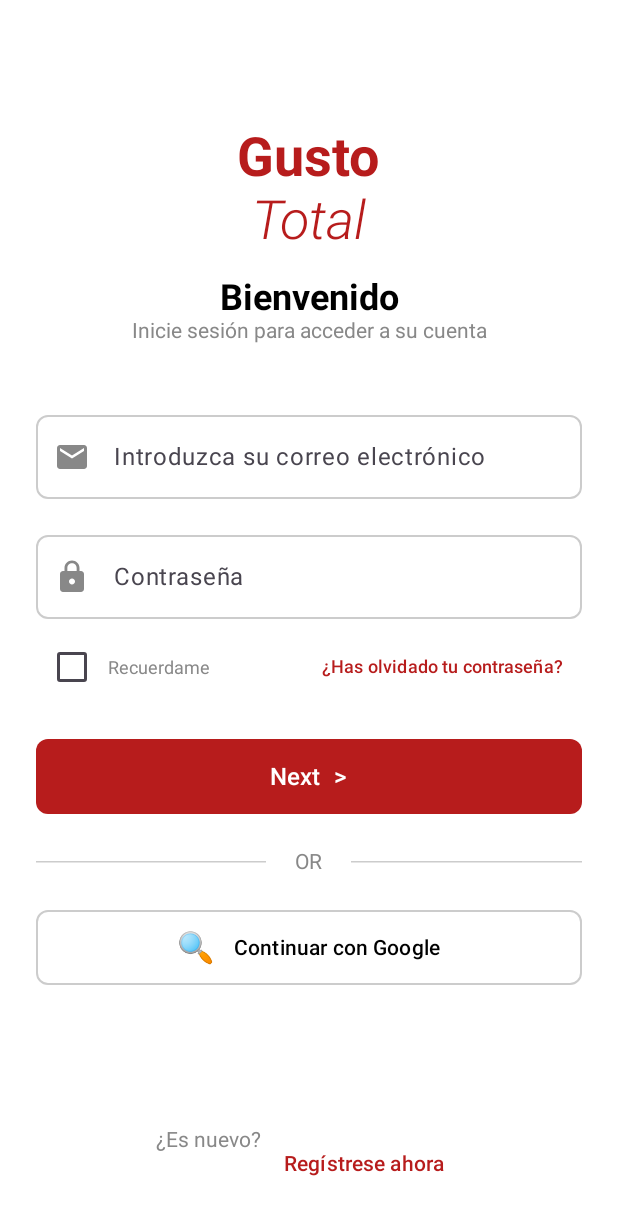
After one commit to DilanAlavi/Mobile-Restaurant-Project, an Android app built with Jetpack Compose: the LoginScreen screen opened through its navigation route, on a phone screen of 412 x 824 dp. The commit adds this screen. Shown: the top 1215 px of the screen. Run offline under Robolectric (Android 15) with nearby library versions, the phone set to English and light mode, and no system bars; our stand-ins replace Dagger/Hilt's generated code.

Commit message:
ui login

```diff
--- a/app/src/main/java/com/ucb/ucbtest/MainActivity.kt
+++ b/app/src/main/java/com/ucb/ucbtest/MainActivity.kt
@@ -5,7 +5,9 @@ import androidx.activity.ComponentActivity
 import androidx.activity.compose.setContent
 import androidx.activity.enableEdgeToEdge
 import androidx.compose.material3.Scaffold
+import androidx.compose.runtime.*
 import androidx.navigation.compose.rememberNavController
+import com.ucb.ucbtest.auth.AuthNavigation
 import com.ucb.ucbtest.bottomNav.BottomBar
 import com.ucb.ucbtest.navigation.AppNavigation
 import dagger.hilt.android.AndroidEntryPoint
@@ -17,13 +19,31 @@ class MainActivity : ComponentActivity() {
         super.onCreate(savedInstanceState)
         enableEdgeToEdge()
         setContent {
-            val navController = rememberNavController()
-
-            Scaffold(
-                bottomBar = { BottomBar(navController) }
-            ) { innerPadding ->
-                AppNavigation(navController, innerPadding)
-            }
+            MainApp()
         }
     }
 }
+
+@Composable
+fun MainApp() {
+    var isAuthenticated by remember { mutableStateOf(false) }
+    val authNavController = rememberNavController()
+    val mainNavController = rememberNavController()
+
+    if (!isAuthenticated) {
+        // Mostrar solo la navegación de autenticación (pantalla completa)
+        AuthNavigation(
+            navController = authNavController,
+            onAuthSuccess = {
+                isAuthenticated = true
+            }
+        )
+    } else {
+        // Mostrar la app principal con bottom navigation
+        Scaffold(
+            bottomBar = { BottomBar(mainNavController) }
+        ) { innerPadding ->
+            AppNavigation(mainNavController, innerPadding)
+        }
+    }
+}
--- /dev/null
+++ b/app/src/main/java/com/ucb/ucbtest/auth/AuthNavigation.kt
@@ -0,0 +1,28 @@
+package com.ucb.ucbtest.auth
+
+import androidx.compose.runtime.Composable
+import androidx.navigation.NavHostController
+import androidx.navigation.compose.NavHost
+import androidx.navigation.compose.composable
+
+@Composable
+fun AuthNavigation(
+    navController: NavHostController,
+    onAuthSuccess: () -> Unit
+) {
+    NavHost(
+        navController = navController,
+        startDestination = "splash_screen"
+    ) {
+        composable("splash_screen") {
+            SplashScreen(navController = navController)
+        }
+
+        composable("login_screen") {
+            LoginScreen(
+                navController = navController,
+                onLoginSuccess = onAuthSuccess
+            )
+        }
+    }
+}
--- /dev/null
+++ b/app/src/main/java/com/ucb/ucbtest/auth/LoginScreen.kt
@@ -0,0 +1,244 @@
+package com.ucb.ucbtest.auth
+
+import androidx.compose.foundation.background
+import androidx.compose.foundation.layout.*
+import androidx.compose.foundation.shape.RoundedCornerShape
+import androidx.compose.material.icons.Icons
+import androidx.compose.material.icons.filled.Email
+import androidx.compose.material.icons.filled.Lock
+import androidx.compose.material3.*
+import androidx.compose.runtime.*
+import androidx.compose.ui.Alignment
+import androidx.compose.ui.Modifier
+import androidx.compose.ui.graphics.Color
+import androidx.compose.ui.text.font.FontWeight
+import androidx.compose.ui.text.input.PasswordVisualTransformation
+import androidx.compose.ui.text.style.TextAlign
+import androidx.compose.ui.unit.dp
+import androidx.compose.ui.unit.sp
+import androidx.navigation.NavController
+
+@OptIn(ExperimentalMaterial3Api::class)
+@Composable
+fun LoginScreen(
+    navController: NavController,
+    onLoginSuccess: () -> Unit
+) {
+    val redColor = Color(0xFFB71C1C)
+    var email by remember { mutableStateOf("") }
+    var password by remember { mutableStateOf("") }
+    var rememberMe by remember { mutableStateOf(false) }
+
+    Column(
+        modifier = Modifier
+            .fillMaxSize()
+            .background(Color.White)
+            .padding(24.dp),
+        horizontalAlignment = Alignment.CenterHorizontally
+    ) {
+        Spacer(modifier = Modifier.height(60.dp))
+
+        // Logo y título
+        Text(
+            text = "Gusto",
+            color = redColor,
+            fontSize = 36.sp,
+            fontWeight = FontWeight.Bold
+        )
+        Text(
+            text = "Total",
+            color = redColor,
+            fontSize = 36.sp,
+            fontWeight = FontWeight.Light,
+            style = MaterialTheme.typography.headlineLarge.copy(
+                fontStyle = androidx.compose.ui.text.font.FontStyle.Italic
+            )
+        )
+
+        Spacer(modifier = Modifier.height(16.dp))
+
+        Text(
+            text = "Bienvenido",
+            color = Color.Black,
+            fontSize = 24.sp,
+            fontWeight = FontWeight.Bold
+        )
+
+        Text(
+            text = "Inicie sesión para acceder a su cuenta",
+            color = Color.Gray,
+            fontSize = 14.sp,
+            textAlign = TextAlign.Center
+        )
+
+        Spacer(modifier = Modifier.height(40.dp))
+
+        // Campo de email
+        OutlinedTextField(
+            value = email,
+            onValueChange = { email = it },
+            label = { Text("Introduzca su correo electrónico") },
+            leadingIcon = {
+                Icon(
+                    Icons.Default.Email,
+                    contentDescription = null,
+                    tint = Color.Gray
+                )
+            },
+            modifier = Modifier.fillMaxWidth(),
+            shape = RoundedCornerShape(8.dp),
+            colors = OutlinedTextFieldDefaults.colors(
+                unfocusedBorderColor = Color.LightGray,
+                focusedBorderColor = redColor
+            )
+        )
+
+        Spacer(modifier = Modifier.height(16.dp))
+
+        // Campo de contraseña
+        OutlinedTextField(
+            value = password,
+            onValueChange = { password = it },
+            label = { Text("Contraseña") },
+            leadingIcon = {
+                Icon(
+                    Icons.Default.Lock,
+                    contentDescription = null,
+                    tint = Color.Gray
+                )
+            },
+            visualTransformation = PasswordVisualTransformation(),
+            modifier = Modifier.fillMaxWidth(),
+            shape = RoundedCornerShape(8.dp),
+            colors = OutlinedTextFieldDefaults.colors(
+                unfocusedBorderColor = Color.LightGray,
+                focusedBorderColor = redColor
+            )
+        )
+
+        Spacer(modifier = Modifier.height(8.dp))
+
+        // Checkbox y "¿Has olvidado tu contraseña?"
+        Row(
+            modifier = Modifier.fillMaxWidth(),
+            horizontalArrangement = Arrangement.SpaceBetween,
+            verticalAlignment = Alignment.CenterVertically
+        ) {
+            Row(verticalAlignment = Alignment.CenterVertically) {
+                Checkbox(
+                    checked = rememberMe,
+                    onCheckedChange = { rememberMe = it },
+                    colors = CheckboxDefaults.colors(checkedColor = redColor)
+                )
+                Text(
+                    text = "Recuerdame",
+                    fontSize = 12.sp,
+                    color = Color.Gray
+                )
+            }
+
+            TextButton(onClick = { /* Handle forgot password */ }) {
+                Text(
+                    text = "¿Has olvidado tu contraseña?",
+                    fontSize = 12.sp,
+                    color = redColor
+                )
+            }
+        }
+
+        Spacer(modifier = Modifier.height(24.dp))
+
+        // Botón Next
+        Button(
+            onClick = { onLoginSuccess() },
+            modifier = Modifier
+                .fillMaxWidth()
+                .height(50.dp),
+            colors = ButtonDefaults.buttonColors(
+                containerColor = redColor
+            ),
+            shape = RoundedCornerShape(8.dp)
+        ) {
+            Text(
+                text = "Next",
+                color = Color.White,
+                fontSize = 16.sp,
+                fontWeight = FontWeight.Medium
+            )
+            Spacer(modifier = Modifier.width(8.dp))
+            Text(
+                text = ">",
+                color = Color.White,
+                fontSize = 16.sp
+            )
+        }
+
+        Spacer(modifier = Modifier.height(24.dp))
+
+        // Separador OR
+        Row(
+            modifier = Modifier.fillMaxWidth(),
+            verticalAlignment = Alignment.CenterVertically
+        ) {
+            HorizontalDivider(
+                modifier = Modifier.weight(1f),
+                color = Color.LightGray
+            )
+            Text(
+                text = " OR ",
+                color = Color.Gray,
+                modifier = Modifier.padding(horizontal = 16.dp)
+            )
+            HorizontalDivider(
+                modifier = Modifier.weight(1f),
+                color = Color.LightGray
+            )
+        }
+
+        Spacer(modifier = Modifier.height(24.dp))
+
+        // Botón de Google Sign In
+        OutlinedButton(
+            onClick = { onLoginSuccess() },
+            modifier = Modifier
+                .fillMaxWidth()
+                .height(50.dp),
+            border = ButtonDefaults.outlinedButtonBorder.copy(
+                width = 1.dp,
+                brush = androidx.compose.ui.graphics.SolidColor(Color.LightGray)
+            ),
+            shape = RoundedCornerShape(8.dp)
+        ) {
+            Text(
+                text = "🔍",
+                fontSize = 20.sp
+            )
+            Spacer(modifier = Modifier.width(12.dp))
+            Text(
+                text = "Continuar con Google",
+                color = Color.Black,
+                fontSize = 14.sp
+            )
+        }
+
+        Spacer(modifier = Modifier.weight(1f))
+
+        // Texto de registro
+        Row {
+            Text(
+                text = "¿Es nuevo? ",
+                color = Color.Gray,
+                fontSize = 14.sp
+            )
+            TextButton(
+                onClick = { /* Handle register */ }
+            ) {
+                Text(
+                    text = "Regístrese ahora",
+                    color = redColor,
+                    fontSize = 14.sp
+                )
+            }
+        }
+    }
+}
--- /dev/null
+++ b/app/src/main/java/com/ucb/ucbtest/auth/SplashScreen.kt
@@ -0,0 +1,83 @@
+package com.ucb.ucbtest.auth
+
+import androidx.compose.foundation.background
+import androidx.compose.foundation.layout.*
+import androidx.compose.material3.*
+import androidx.compose.runtime.*
+import androidx.compose.ui.Alignment
+import androidx.compose.ui.Modifier
+import androidx.compose.ui.graphics.Color
+import androidx.compose.ui.text.font.FontWeight
+import androidx.compose.ui.unit.dp
+import androidx.compose.ui.unit.sp
+import androidx.navigation.NavController
+import kotlinx.coroutines.delay
+
+@Composable
+fun SplashScreen(navController: NavController) {
+    val redColor = Color(0xFFB71C1C)
+
+    LaunchedEffect(Unit) {
+        delay(2000) // 2 segundos
+        navController.navigate("login_screen") {
+            popUpTo("splash_screen") { inclusive = true }
+        }
+    }
+
+    Box(
+        modifier = Modifier
+            .fillMaxSize()
+            .background(redColor),
+        contentAlignment = Alignment.Center
+    ) {
+        Column(
+            horizontalAlignment = Alignment.CenterHorizontally,
+            verticalArrangement = Arrangement.Center
+        ) {
+            Text(
+                text = "Gusto",
+                color = Color.White,
+                fontSize = 48.sp,
+                fontWeight = FontWeight.Bold
+            )
+            Text(
+                text = "total",
+                color = Color.White,
+                fontSize = 48.sp,
+                fontWeight = FontWeight.Light,
+                style = MaterialTheme.typography.headlineLarge.copy(
+                    fontStyle = androidx.compose.ui.text.font.FontStyle.Italic
+                )
+            )
+        }
+
+        // Botón "+" en la esquina superior derecha
+        Box(
+            modifier = Modifier
+                .fillMaxSize()
+                .padding(24.dp),
+            contentAlignment = Alignment.TopEnd
+        ) {
+            Text(
+                text = "+",
+                color = Color.White,
+                fontSize = 24.sp,
+                fontWeight = FontWeight.Light
+            )
+        }
+
+        // Cuadrado pequeño en la esquina inferior izquierda
+        Box(
+            modifier = Modifier
+                .fillMaxSize()
+                .padding(24.dp),
+            contentAlignment = Alignment.BottomStart
+        ) {
+            Box(
+                modifier = Modifier
+                    .size(8.dp)
+                    .background(Color.White.copy(alpha = 0.7f))
+            )
+        }
+    }
+}
--- a/app/src/main/java/com/ucb/ucbtest/navigation/Screen.kt
+++ b/app/src/main/java/com/ucb/ucbtest/navigation/Screen.kt
@@ -1,6 +1,8 @@
 package com.ucb.ucbtest.navigation
 
 sealed class Screen(val route: String) {
+    object SplashScreen : Screen("splash_screen")
+    object LoginScreen : Screen("login_screen")
     object MealScreen : Screen("meal_screen")
     object SettingsScreen : Screen("settings_screen")
     object MealDetailScreen : Screen("meal_detail_screen/{meal}") {
```
Also changed, not shown: app/src/main/java/com/ucb/ucbtest/navigation/AppNavigation.kt (line endings or trailing spaces).
